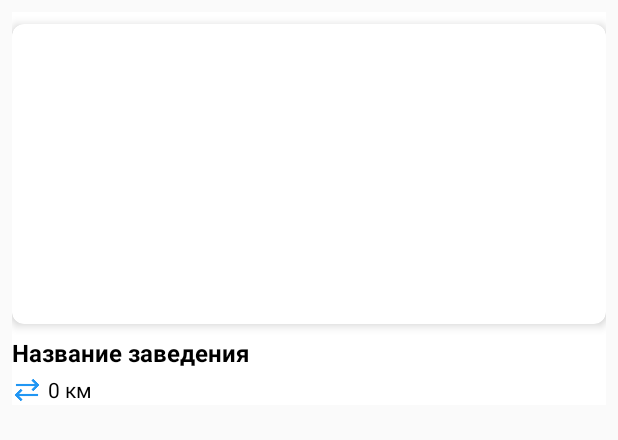
After one commit to Plyshkaa/StavropolApp, an Android app built with Jetpack Compose: the layout item_place_to_eat.xml on its own in the app's theme, with its tools: preview values and no code run, on a phone screen of 412 x 824 dp. The commit adds this screen. Shown: the top 440 px of the screen. Run offline under Robolectric (Android 15) with nearby library versions, the phone set to English and light mode, and no system bars.

Commit message:
добавил список кафе

```diff
--- a/app/build.gradle.kts
+++ b/app/build.gradle.kts
@@ -71,6 +71,8 @@
     implementation ("com.squareup.picasso:picasso:2.8")
     implementation ("androidx.gridlayout:gridlayout:1.0.0")
     implementation ("androidx.cardview:cardview:1.0.0")
+    implementation ("androidx.viewpager2:viewpager2:1.0.0")
+    implementation ("com.google.android.material:material:1.5.0")
 
 
 
--- a/app/src/main/AndroidManifest.xml
+++ b/app/src/main/AndroidManifest.xml
@@ -38,6 +38,8 @@
         <activity android:name=".region.RegionDetailActivity" />
         <activity android:name=".afisha.AfishaActivity" />
 
+        <activity android:name=".eat.PlacesToEatActivity"/>
+
         <activity
             android:name=".MainActivity"
             android:exported="true"
--- a/app/src/main/java/com/example/stavropolplacesapp/JsonUtils.kt
+++ b/app/src/main/java/com/example/stavropolplacesapp/JsonUtils.kt
@@ -30,4 +30,6 @@
             null // Возвращаем null в случае ошибки
         }
     }
+
+
 }
--- a/app/src/main/res/layout/activity_zemlyaki.xml
+++ b/app/src/main/res/layout/activity_zemlyaki.xml
@@ -13,7 +13,7 @@
         android:layout_height="?attr/actionBarSize"
         android:background="@color/white"
         app:navigationIconTint="@color/black"
-    android:elevation="4dp"
+        android:elevation="4dp"
         app:navigationContentDescription="Back"
         app:navigationIcon="@drawable/ic_arrow_back"
         >
--- /dev/null
+++ b/app/src/main/res/layout/item_place_to_eat.xml
@@ -0,0 +1,72 @@
+<androidx.constraintlayout.widget.ConstraintLayout
+    xmlns:android="http://schemas.android.com/apk/res/android"
+    xmlns:app="http://schemas.android.com/apk/res-auto"
+    android:layout_width="match_parent"
+    android:layout_height="wrap_content"
+    android:layout_margin="8dp"
+    android:background="@android:color/white"
+    app:cardCornerRadius="8dp"
+    app:cardElevation="4dp">
+
+    <!-- Карточка для изображения -->
+    <androidx.cardview.widget.CardView
+        android:id="@+id/place_image_card"
+        android:layout_width="0dp"
+        android:layout_height="200dp"
+        android:layout_marginTop="8dp"
+        app:layout_constraintStart_toStartOf="parent"
+        app:layout_constraintEnd_toEndOf="parent"
+        app:layout_constraintTop_toTopOf="parent"
+        app:cardCornerRadius="8dp"
+        app:cardElevation="4dp"
+        app:cardBackgroundColor="@android:color/white">
+
+        <ImageView
+            android:id="@+id/place_image"
+            android:layout_width="match_parent"
+            android:layout_height="match_parent"
+            android:scaleType="centerCrop" />
+    </androidx.cardview.widget.CardView>
+
+    <!-- Название заведения под карточкой с изображением -->
+    <TextView
+        android:id="@+id/place_name_text_view"
+        android:layout_width="0dp"
+        android:layout_height="wrap_content"
+        android:layout_marginTop="8dp"
+        android:textSize="16sp"
+        android:textStyle="bold"
+        android:textColor="@android:color/black"
+    android:text="Название заведения"
+    app:layout_constraintTop_toBottomOf="@id/place_image_card"
+    app:layout_constraintStart_toStartOf="parent"
+    app:layout_constraintEnd_toEndOf="parent"
+    android:gravity="start"  />
+
+    <!-- Иконка и расстояние под названием заведения -->
+    <LinearLayout
+        android:layout_width="wrap_content"
+        android:layout_height="wrap_content"
+        android:orientation="horizontal"
+        android:layout_marginTop="4dp"
+        app:layout_constraintTop_toBottomOf="@id/place_name_text_view"
+        app:layout_constraintStart_toStartOf="parent">
+
+        <ImageView
+            android:id="@+id/place_distance_icon"
+            android:layout_width="20dp"
+            android:layout_height="20dp"
+            android:src="@drawable/distance_icon_place"
+            android:layout_marginEnd="4dp"
+            app:tint="@color/blue" />
+
+        <TextView
+            android:id="@+id/place_distance_text_view"
+            android:layout_width="wrap_content"
+            android:layout_height="wrap_content"
+            android:textSize="14sp"
+            android:textColor="@android:color/black"
+        android:text="0 км" />
+    </LinearLayout>
+
+</androidx.constraintlayout.widget.ConstraintLayout>
```
Also changed, not shown: app/src/main/assets/eat_place.json (added, +74 -0 lines), app/src/main/java/com/example/stavropolplacesapp/MainActivity.kt (+10 -0 lines), app/src/main/java/com/example/stavropolplacesapp/eat/ImagesAdapter.kt (added, +33 -0 lines), app/src/main/java/com/example/stavropolplacesapp/eat/PlaceToEat.kt (added, +27 -0 lines), app/src/main/java/com/example/stavropolplacesapp/eat/PlacesToEatAdapter.kt (added, +57 -0 lines), app/src/main/java/com/example/stavropolplacesapp/famous_people/PersonDetailActivity.kt (+5 -5 lines), app/src/main/res/layout/activity_places_to_eat.xml (added, +32 -0 lines), app/src/main/res/layout/item_image.xml (added, +7 -0 lines), app/src/main/res/drawable/distance_icon_place.png (added).
